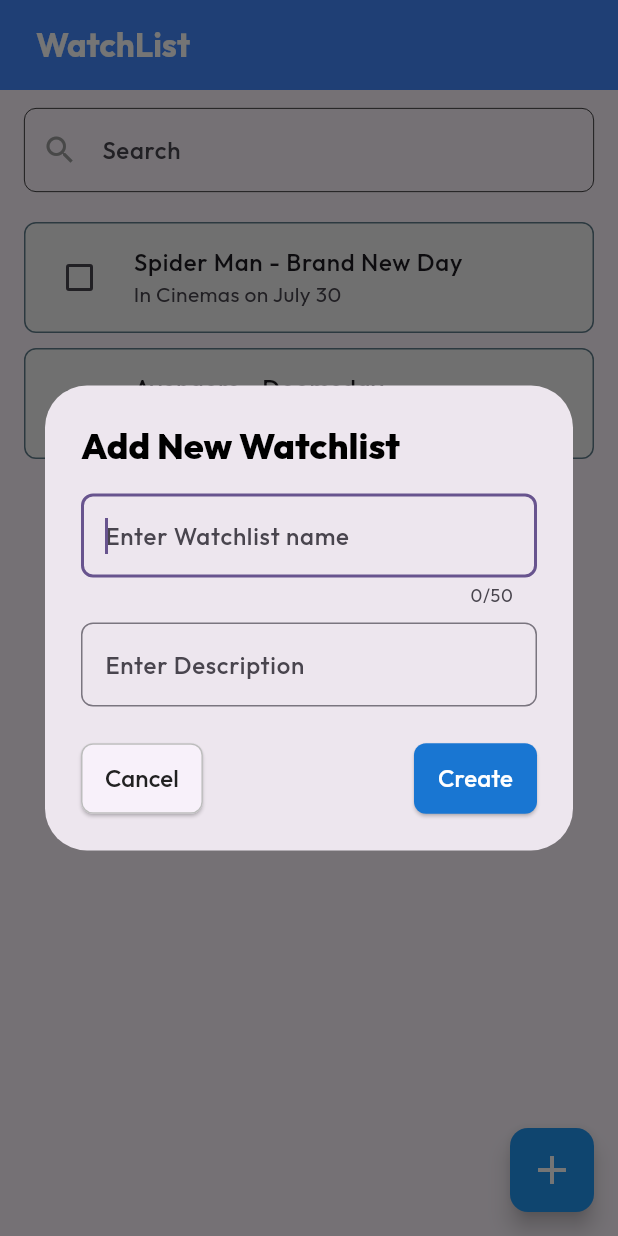
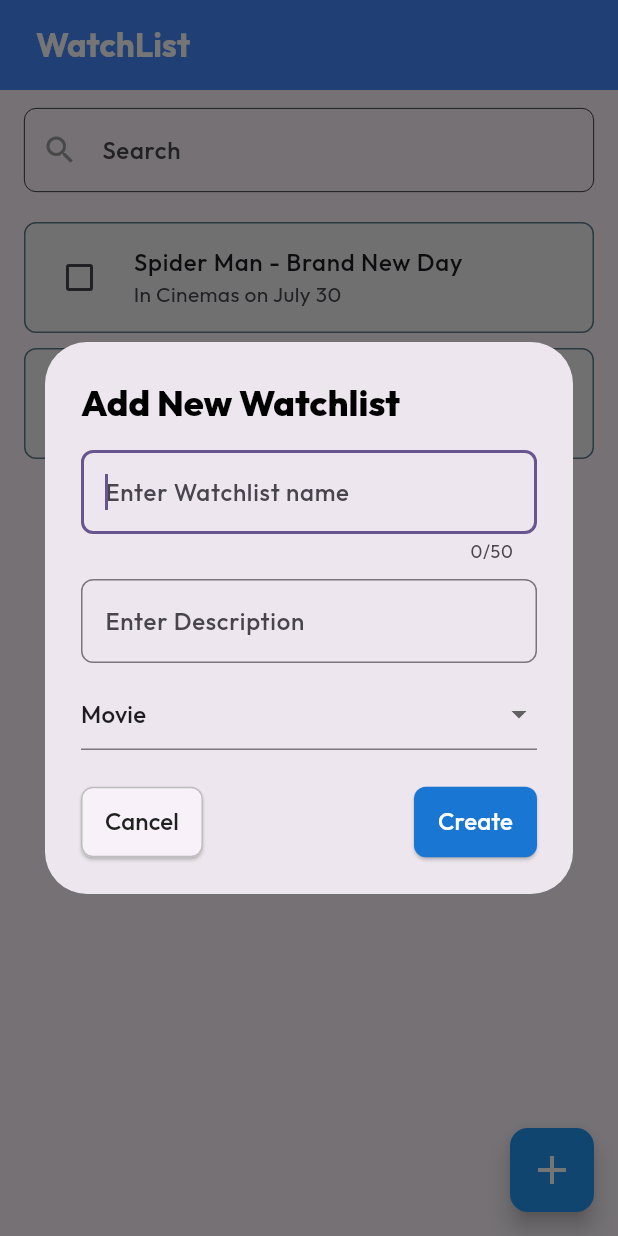
Before and after one commit to BhadriPrabhu/watchlist, a Flutter app: the screen it shows after launch, after a tap on the "add" icon, on a phone screen of 412 x 824 dp. Run offline on Flutter 3.47's test engine with Material 3 defaults, Android fonts, the phone set to English and light mode, and no system bars; our stand-ins replace google_fonts.

Commit message:
feat: added logic to add type via dropdown in the list

```diff
--- a/lib/main.dart
+++ b/lib/main.dart
@@ -6,15 +6,21 @@ void main() {
   runApp(const MainApp());
 }
 
-enum WatchType { movie, song, series, anime, tvshow }
+// enum WatchType { movie, song, series, anime, tvshow }
 
 class FutureList {
   final String id;
   String name;
   String desc;
-  WatchType type;
+  String type;
   bool isCompleted;
-  FutureList({required this.id, required this.name, this.desc = "", this.isCompleted = false, this.type = WatchType.movie});
+  FutureList({
+    required this.id,
+    required this.name,
+    this.desc = "",
+    this.isCompleted = false,
+    this.type = "Movie",
+  });
 }
 
 class MainApp extends StatelessWidget {
@@ -48,9 +54,14 @@ class _WatchlistScreenState extends State<WatchlistScreen> {
       id: '1',
       name: "Spider Man - Brand New Day",
       desc: "In Cinemas on July 30",
-      type: WatchType.movie,
+      type: "Movie",
     ),
-    FutureList(id: '2', name: "Avengers - Doomsday", desc: "In Cinemas on December 18", type: WatchType.movie),
+    FutureList(
+      id: '2',
+      name: "Avengers - Doomsday",
+      desc: "In Cinemas on December 18",
+      type: "Movie",
+    ),
   ];
   List<FutureList> filteredList = [];
 
@@ -62,6 +73,8 @@ class _WatchlistScreenState extends State<WatchlistScreen> {
 
   final TextEditingController _watchlistName = TextEditingController();
   final TextEditingController _watchlistDesc = TextEditingController();
+  String _typeValue = "Movie";
+  final List<String> typeList = ["Movie", "Song", "Series", "Anime", "TV Show"];
 
   Future<void> _showAddDialog(BuildContext context) async {
     return showDialog(
@@ -117,6 +130,17 @@ class _WatchlistScreenState extends State<WatchlistScreen> {
                     ),
                     style: TextStyle(),
                   ),
+                  DropdownButtonFormField<String>(
+                    value: _typeValue,
+                    items: typeList.map((String e) {
+                      return DropdownMenuItem<String>(value: e ,child: Text(e));
+                    }).toList(),
+                    onChanged: (value) {
+                      setState(() {
+                        _typeValue = value.toString();
+                      });
+                    },
+                  ),
                 ],
               ),
             ),
@@ -130,6 +154,7 @@ class _WatchlistScreenState extends State<WatchlistScreen> {
                     Navigator.pop(context);
                     _watchlistName.text = "";
                     _watchlistDesc.text = "";
+                    _typeValue = "Movie";
                   },
                   style: TextButton.styleFrom(
                     foregroundColor: Colors.black,
@@ -157,7 +182,7 @@ class _WatchlistScreenState extends State<WatchlistScreen> {
                             id: Uuid().v4(),
                             name: _watchlistName.text,
                             desc: _watchlistDesc.text,
-                            type: WatchType.movie,
+                            type: _typeValue,
                             isCompleted: false,
                           ),
                         );
@@ -165,6 +190,7 @@ class _WatchlistScreenState extends State<WatchlistScreen> {
                       Navigator.pop(context);
                       _watchlistName.text = "";
                       _watchlistDesc.text = "";
+                      _typeValue = "Movie";
                     }
                   },
                   style: TextButton.styleFrom(
```
